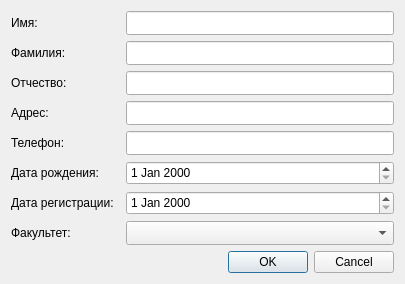
Before: the Qt Designer form src/editaccountdialog.ui in libjournaldev/libjournal, drawn with Qt 5.
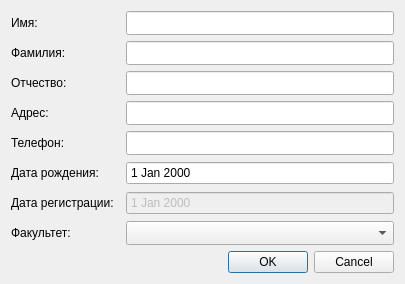
After: the same form once the commit is applied.

The edit to the form file:
```diff
--- a/src/editaccountdialog.ui
+++ b/src/editaccountdialog.ui
@@ -148,16 +148,43 @@
        <height>24</height>
       </size>
      </property>
+     <property name="frame">
+      <bool>true</bool>
+     </property>
+     <property name="readOnly">
+      <bool>false</bool>
+     </property>
+     <property name="buttonSymbols">
+      <enum>QAbstractSpinBox::NoButtons</enum>
+     </property>
+     <property name="keyboardTracking">
+      <bool>true</bool>
+     </property>
     </widget>
    </item>
    <item row="6" column="2">
     <widget class="QDateEdit" name="regDateEdit">
+     <property name="enabled">
+      <bool>false</bool>
+     </property>
      <property name="minimumSize">
       <size>
        <width>0</width>
        <height>24</height>
       </size>
      </property>
+     <property name="readOnly">
+      <bool>false</bool>
+     </property>
+     <property name="buttonSymbols">
+      <enum>QAbstractSpinBox::NoButtons</enum>
+     </property>
+     <property name="showGroupSeparator" stdset="0">
+      <bool>false</bool>
+     </property>
+     <property name="calendarPopup">
+      <bool>false</bool>
+     </property>
     </widget>
    </item>
   </layout>
```
